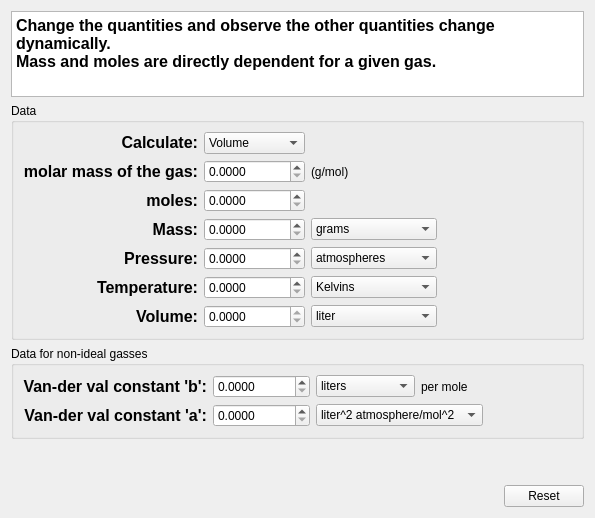
Old version of the form src/calculator/gasCalculator.ui in the repository KDE/kalzium.
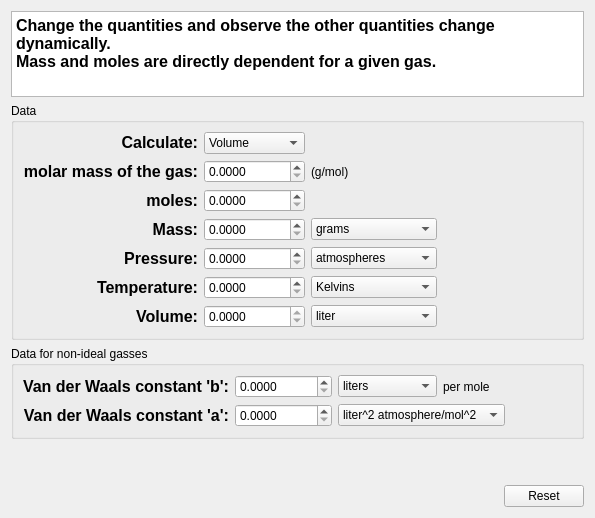
New version of the form. Custom widgets are drawn as their Qt base class.

Commit message: fix mix of coefficient/constant -> constant fix Van-der Val -> Van der Waals

```diff
--- a/src/calculator/gasCalculator.ui
+++ b/src/calculator/gasCalculator.ui
@@ -509,7 +509,7 @@
 &lt;html&gt;&lt;head&gt;&lt;meta name=&quot;qrichtext&quot; content=&quot;1&quot; /&gt;&lt;style type=&quot;text/css&quot;&gt;
 p, li { white-space: pre-wrap; }
 &lt;/style&gt;&lt;/head&gt;&lt;body style=&quot; font-family:'DejaVu Sans'; font-size:9pt; font-weight:400; font-style:normal;&quot;&gt;
-&lt;p style=&quot; margin-top:0px; margin-bottom:0px; margin-left:0px; margin-right:0px; -qt-block-indent:0; text-indent:0px;&quot;&gt;&lt;span style=&quot; font-size:12pt; font-weight:600;&quot;&gt;Van-der val constant 'b':&lt;/span&gt;&lt;/p&gt;&lt;/body&gt;&lt;/html&gt;</string>
+&lt;p style=&quot; margin-top:0px; margin-bottom:0px; margin-left:0px; margin-right:0px; -qt-block-indent:0; text-indent:0px;&quot;&gt;&lt;span style=&quot; font-size:12pt; font-weight:600;&quot;&gt;Van der Waals constant 'b':&lt;/span&gt;&lt;/p&gt;&lt;/body&gt;&lt;/html&gt;</string>
           </property>
           <property name="alignment">
            <set>Qt::AlignRight|Qt::AlignTrailing|Qt::AlignVCenter</set>
@@ -523,7 +523,7 @@
 &lt;html&gt;&lt;head&gt;&lt;meta name=&quot;qrichtext&quot; content=&quot;1&quot; /&gt;&lt;style type=&quot;text/css&quot;&gt;
 p, li { white-space: pre-wrap; }
 &lt;/style&gt;&lt;/head&gt;&lt;body style=&quot; font-family:'DejaVu Sans'; font-size:9pt; font-weight:400; font-style:normal;&quot;&gt;
-&lt;p style=&quot; margin-top:0px; margin-bottom:0px; margin-left:0px; margin-right:0px; -qt-block-indent:0; text-indent:0px;&quot;&gt;&lt;span style=&quot; font-size:12pt; font-weight:600;&quot;&gt;Van-der val constant 'a':&lt;/span&gt;&lt;/p&gt;&lt;/body&gt;&lt;/html&gt;</string>
+&lt;p style=&quot; margin-top:0px; margin-bottom:0px; margin-left:0px; margin-right:0px; -qt-block-indent:0; text-indent:0px;&quot;&gt;&lt;span style=&quot; font-size:12pt; font-weight:600;&quot;&gt;Van der Waals constant 'a':&lt;/span&gt;&lt;/p&gt;&lt;/body&gt;&lt;/html&gt;</string>
           </property>
           <property name="alignment">
            <set>Qt::AlignRight|Qt::AlignTrailing|Qt::AlignVCenter</set>
```
Left out of the diff: 10 changed lines with no effect on the pictures.
